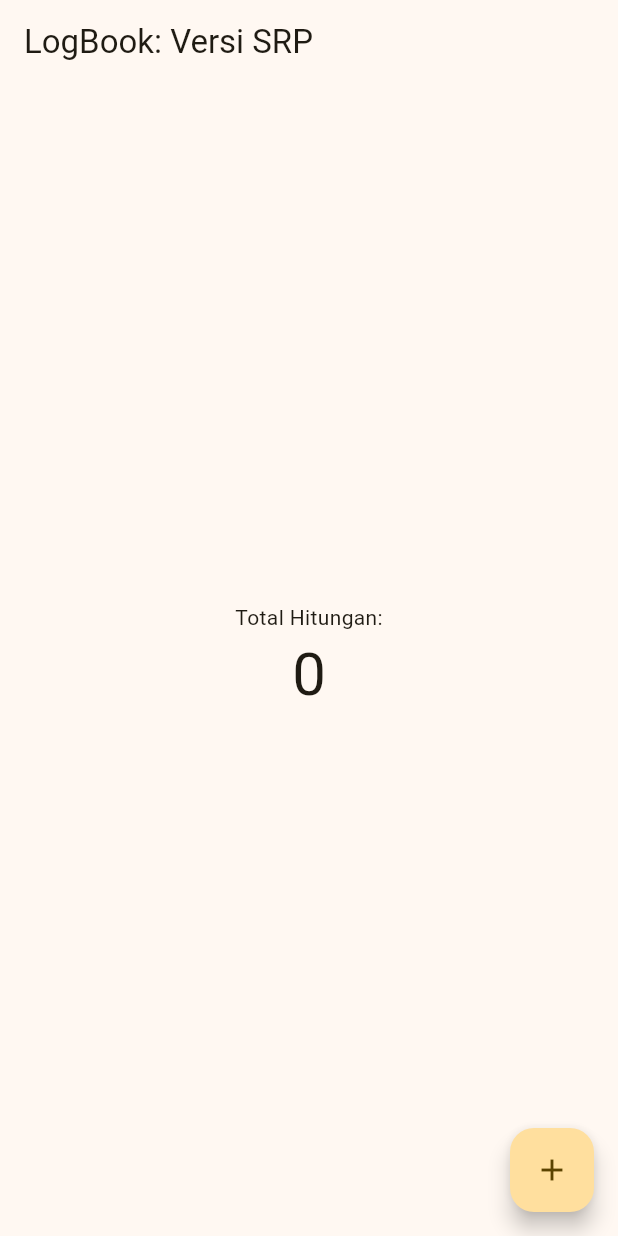
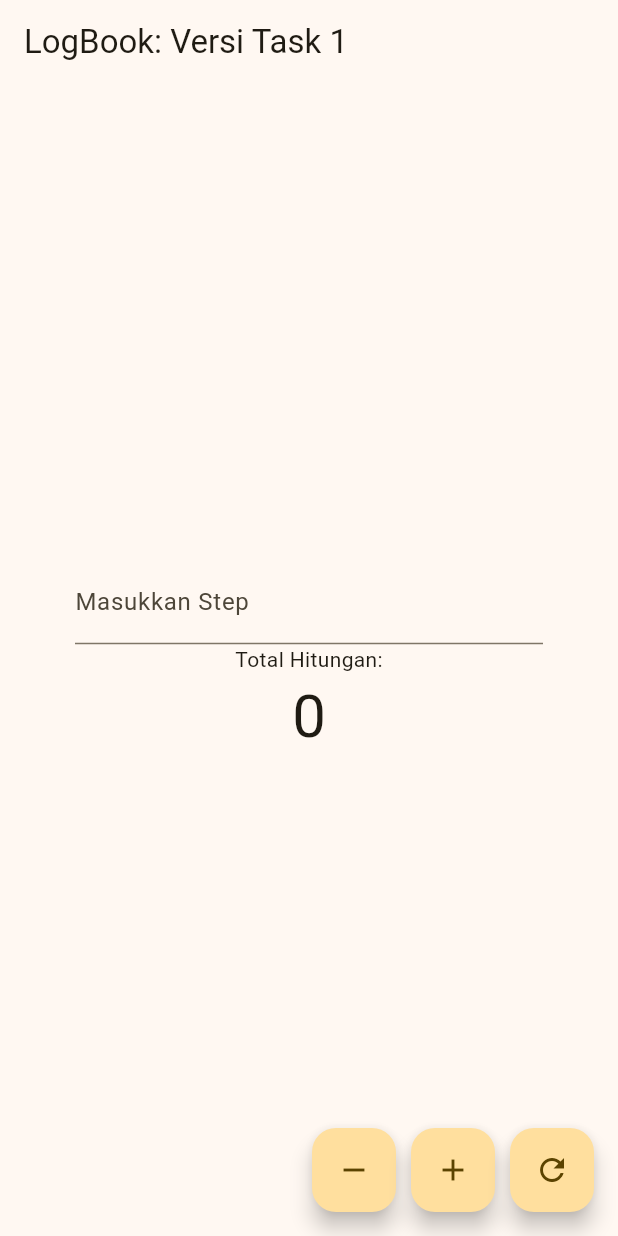
Before and after one commit to ftmhhwwa/logbook_app_074, a Flutter app: the screen it shows after launch, on a phone screen of 412 x 824 dp. Run offline on Flutter 3.47's test engine with Material 3 defaults, Android fonts, the phone set to English and light mode, and no system bars.

Commit message:
Task 1: The Multi-Step Counter (Low Order Thinking - LOTS)

```diff
--- a/lib/counter_controller.dart
+++ b/lib/counter_controller.dart
@@ -1,9 +1,16 @@
 class CounterController {
   int _counter = 0; // Variabel private (Enkapsulasi)
+  int _step = 1; // Variabel private untuk langkah increment/decrement
 
   int get value => _counter; // Getter untuk akses data
+  int get step => _step; // Getter untuk akses langkah
 
-  void increment() => _counter++;
-  void decrement() { if (_counter > 0) _counter--; }
+  void setStep(int newValue) {
+    _step = newValue; // Setter untuk mengubah langkah increment/decrement
+  }
+
+  void increment() => _counter += _step;
+  void decrement() { if (_counter > 0) _counter -= _step; else _counter = 0; }
+
   void reset() => _counter = 0;
 }
--- a/lib/counter_view.dart
+++ b/lib/counter_view.dart
@@ -13,19 +13,45 @@ class _CounterViewState extends State<CounterView> {
   @override
   Widget build(BuildContext context) {
     return Scaffold(
-      appBar: AppBar(title: const Text("LogBook: Versi SRP")),
+      appBar: AppBar(title: const Text("LogBook: Versi Task 1")),
       body: Center(
         child: Column(
           mainAxisAlignment: MainAxisAlignment.center,
           children: [
+            //Input Step
+            Padding(
+              padding: const EdgeInsets.symmetric(horizontal: 50),
+              child: TextField(
+                keyboardType: TextInputType.number,
+                decoration: const InputDecoration(labelText: "Masukkan Step"),
+                onChanged: (value) =>
+                    _controller.setStep(int.tryParse(value) ?? 1),
+              ),
+            ),
             const Text("Total Hitungan:"),
             Text('${_controller.value}', style: const TextStyle(fontSize: 40)),
           ],
         ),
       ),
-      floatingActionButton: FloatingActionButton(
-        onPressed: () => setState(() => _controller.increment()),
-        child: const Icon(Icons.add),
+      //tombol tambah dan kurang
+      floatingActionButton: Row(
+        mainAxisAlignment: MainAxisAlignment.end,
+        children: [
+          FloatingActionButton(
+            onPressed: () => setState(() => _controller.decrement()),
+            child: const Icon(Icons.remove),
+          ),
+          const SizedBox(width: 10),
+          FloatingActionButton(
+            onPressed: () => setState(() => _controller.increment()),
+            child: const Icon(Icons.add),
+          ),
+          const SizedBox(width: 10),
+          FloatingActionButton(
+            onPressed: () => setState(() => _controller.reset()),
+            child: const Icon(Icons.refresh),
+          ),
+        ],
       ),
     );
   }
```
